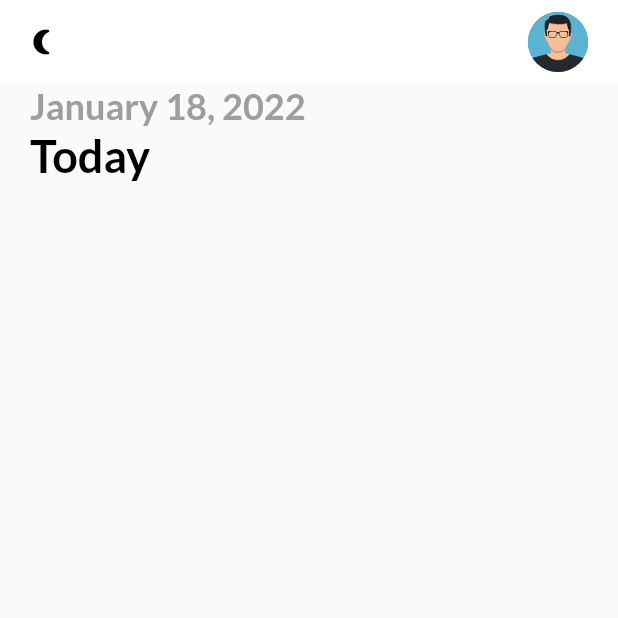
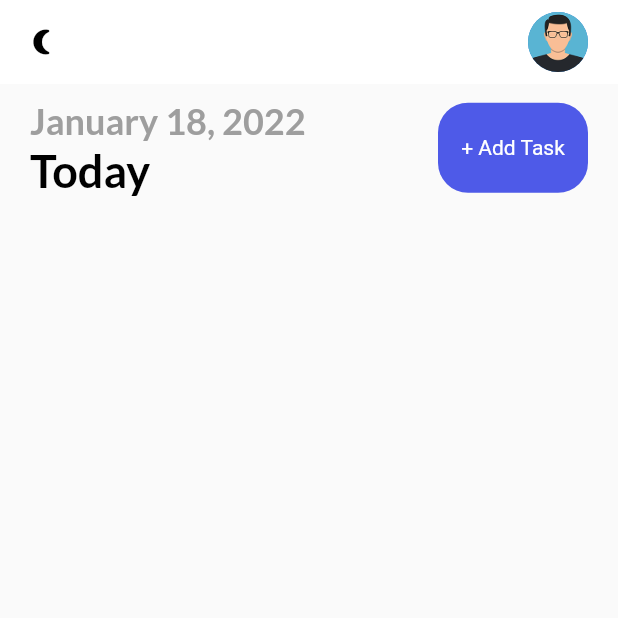
Before and after one commit to GzuPark/fancy_todo_futter, a Flutter app: the screen it shows after launch, on a phone screen of 412 x 824 dp, the top half of it. Run offline on Flutter 3.47's test engine with Material 2 defaults, Android fonts, the phone set to English and light mode, and no system bars; our stand-ins replace flutter_local_notifications, get, get_storage, google_fonts, timezone.

Commit message:
Add a custom button on the top right
- Create a customized button widget
- Align the containers on the top layer
- Wrap top layer like the function for human readable

```diff
--- a/lib/ui/home_page.dart
+++ b/lib/ui/home_page.dart
@@ -1,6 +1,7 @@
 import 'package:fancy_todo_flutter/services/notification_services.dart';
 import 'package:fancy_todo_flutter/services/theme_services.dart';
 import 'package:fancy_todo_flutter/ui/theme.dart';
+import 'package:fancy_todo_flutter/ui/widgets/button.dart';
 import 'package:flutter/material.dart';
 import 'package:get/get.dart';
 import 'package:intl/intl.dart';
@@ -28,13 +29,20 @@ class _HomePageState extends State<HomePage> {
       appBar: _appBar(),
       body: Column(
         children: [
-          // top layer
-          Row(
+          _addTaskBar(), // top first layer - date & add task button
+        ],
+      ),
+    );
+  }
+
+  Container _addTaskBar() {
+    return Container(
+      margin: const EdgeInsets.only(left: 20, right: 20, top: 10),
+      child: Row(
+        mainAxisAlignment: MainAxisAlignment.spaceBetween,
         children: [
           // today's date
-              Container(
-                margin: const EdgeInsets.symmetric(horizontal: 20),
-                child: Column(
+          Column(
             crossAxisAlignment: CrossAxisAlignment.start,
             children: [
               // intl helps to convert date's type to show
@@ -42,9 +50,8 @@ class _HomePageState extends State<HomePage> {
               Text('Today', style: headingStyle),
             ],
           ),
-              ),
-            ],
-          ),
+          // add task button
+          MyButton(label: '+ Add Task', onTap: () => null),
         ],
       ),
     );
--- /dev/null
+++ b/lib/ui/widgets/button.dart
@@ -0,0 +1,29 @@
+import 'package:fancy_todo_flutter/ui/theme.dart';
+import 'package:flutter/material.dart';
+
+class MyButton extends StatelessWidget {
+  final String label;
+  final Function()? onTap;
+
+  const MyButton({Key? key, required this.label, required this.onTap}) : super(key: key);
+
+  @override
+  Widget build(BuildContext context) {
+    return GestureDetector(
+      onTap: onTap,
+      child: Container(
+        height: 60,
+        width: 100,
+        alignment: Alignment.center,
+        decoration: BoxDecoration(
+          borderRadius: BorderRadius.circular(20),
+          color: primaryColor,
+        ),
+        child: Text(
+          label,
+          style: TextStyle(color: Colors.white),
+        ),
+      ),
+    );
+  }
+}
```
Lines whose indentation alone changed are shown as unchanged.
